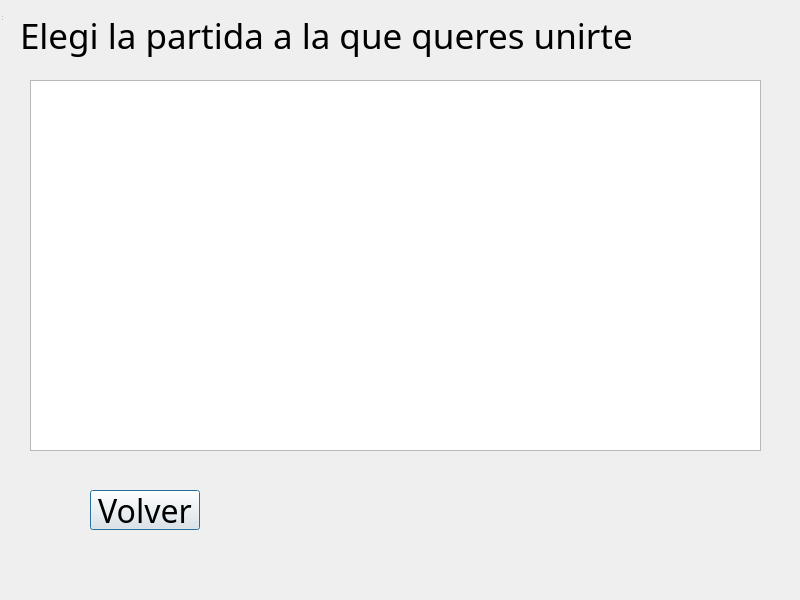
The window that src/Client/Lobby/gamelist.ui (franciscoduc4/TP_Jazz_Jackrabbit_2) describes before a commit, drawn with Qt 5.
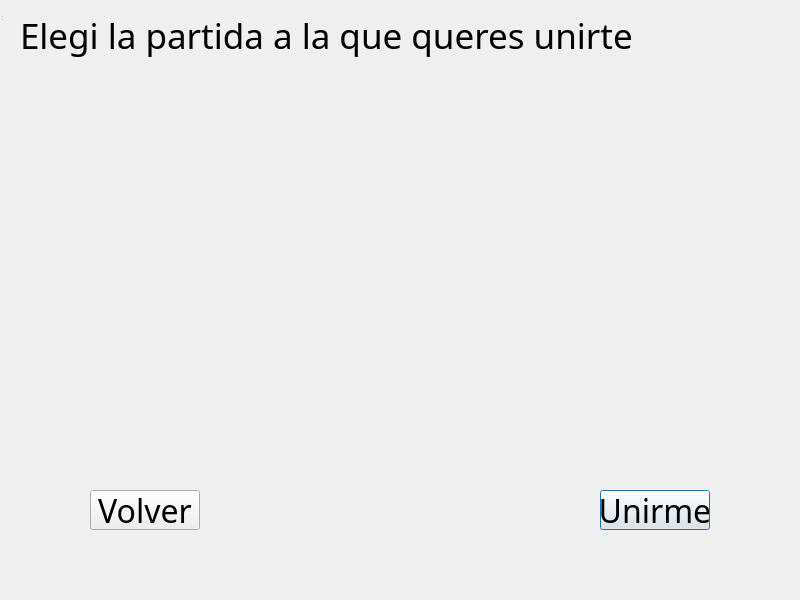
The same window after the commit.

Commit message: games list

The edit to the form file:
```diff
--- a/src/Client/Lobby/gamelist.ui
+++ b/src/Client/Lobby/gamelist.ui
@@ -22,22 +22,6 @@
      <height>600</height>
     </rect>
    </property>
-   <widget class="QListWidget" name="listGames">
-    <property name="geometry">
-     <rect>
-      <x>30</x>
-      <y>80</y>
-      <width>731</width>
-      <height>371</height>
-     </rect>
-    </property>
-    <property name="font">
-     <font>
-      <family>Jazz Jackrabbit 2</family>
-      <pointsize>24</pointsize>
-     </font>
-    </property>
-   </widget>
    <widget class="QLabel" name="labelTitle">
     <property name="geometry">
      <rect>
@@ -57,6 +41,41 @@
      <string>Elegi la partida a la que queres unirte</string>
     </property>
    </widget>
+   <widget class="QWidget" name="listGamesWidget">
+    <property name="geometry">
+     <rect>
+      <x>30</x>
+      <y>80</y>
+      <width>731</width>
+      <height>371</height>
+     </rect>
+    </property>
+    <property name="font">
+     <font>
+      <family>Jazz Jackrabbit 2</family>
+      <pointsize>24</pointsize>
+     </font>
+    </property>
+   </widget>
+   <widget class="QPushButton" name="btnJoin">
+    <property name="geometry">
+     <rect>
+      <x>600</x>
+      <y>490</y>
+      <width>110</width>
+      <height>40</height>
+     </rect>
+    </property>
+    <property name="font">
+     <font>
+      <family>Jazz Jackrabbit 2</family>
+      <pointsize>24</pointsize>
+     </font>
+    </property>
+    <property name="text">
+     <string>Unirme</string>
+    </property>
+   </widget>
   <widget class="QPushButton" name="btnBack">
    <property name="geometry">
     <rect>
```
Lines whose indentation alone changed are shown as unchanged. The commit also changes 4 other files.
